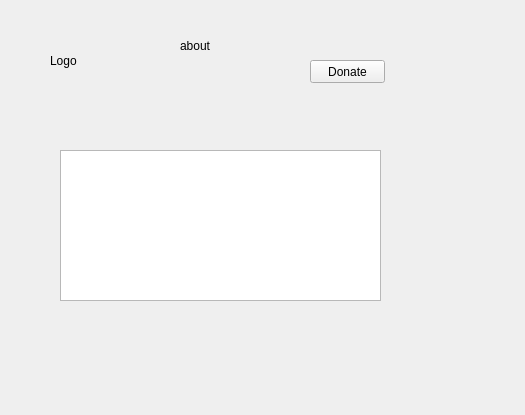
The window that desktop/app/gui/dialogs/optionabout.ui (theall/Foreplayer) describes before a commit, drawn with Qt 5.
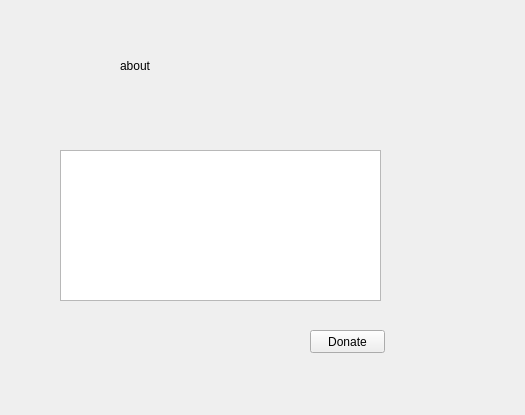
The same window after the commit. Icons and pictures are not drawn.

The edit to the form file:
```diff
--- a/desktop/app/gui/dialogs/optionabout.ui
+++ b/desktop/app/gui/dialogs/optionabout.ui
@@ -17,7 +17,7 @@
    <property name="geometry">
     <rect>
      <x>310</x>
-     <y>60</y>
+     <y>330</y>
      <width>75</width>
      <height>23</height>
     </rect>
@@ -39,9 +39,9 @@
   <widget class="QLabel" name="label">
    <property name="geometry">
     <rect>
-     <x>180</x>
-     <y>20</y>
-     <width>81</width>
+     <x>120</x>
+     <y>40</y>
+     <width>171</width>
      <height>51</height>
     </rect>
    </property>
@@ -54,12 +54,15 @@
     <rect>
      <x>50</x>
      <y>40</y>
-     <width>54</width>
-     <height>41</height>
+     <width>61</width>
+     <height>61</height>
     </rect>
    </property>
    <property name="text">
-    <string>Logo</string>
+    <string/>
+   </property>
+   <property name="pixmap">
+    <pixmap resource="../resource/res.qrc">:/window/images/logo.ico</pixmap>
    </property>
   </widget>
  </widget>
```
Left out of the diff: 6 changed lines with no effect on the pictures.
